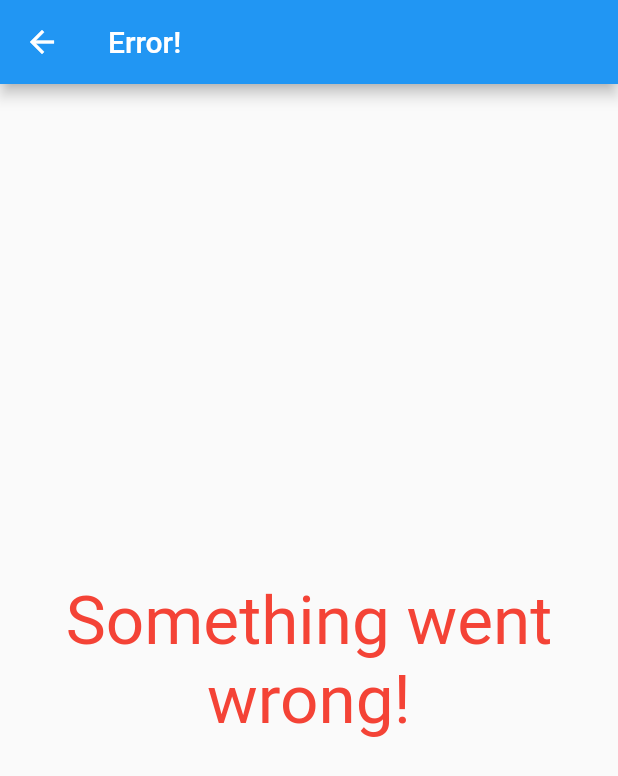
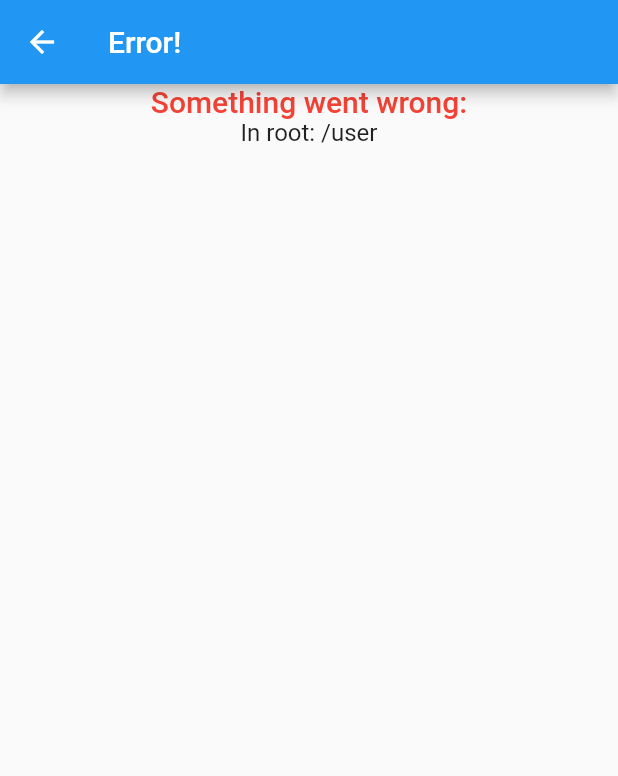
Before and after one commit to ErikHellman/FlutterNavigationTests, a Flutter app: the ErrorScreen screen opened by its route, on a phone screen of 412 x 824 dp. Shown: the top 776 px of the screen. Run offline on Flutter 3.47's test engine with Material 2 defaults, Android fonts, the light colour scheme and no system bars; our stand-ins replace rxdart.

Commit message:
Added NavigatorService

```diff
--- a/lib/main.dart
+++ b/lib/main.dart
@@ -3,6 +3,7 @@ import 'package:navigation_tests/chat_list.dart';
 import 'package:navigation_tests/chat_messages.dart';
 import 'package:navigation_tests/models/chat.dart';
 import 'package:navigation_tests/models/user.dart';
+import 'package:navigation_tests/navigator_service.dart';
 import 'package:navigation_tests/spotlight_feed.dart';
 import 'package:navigation_tests/user_details.dart';
 import 'package:provider/provider.dart';
@@ -20,6 +21,7 @@ class MyApp extends StatelessWidget {
         ChangeNotifierProvider<ChatModel>(create: (_) => ChatModel()),
       ],
       child: MaterialApp(
+        navigatorKey: NavigatorService.rootKey,
         title: 'Flutter Navigation Tests',
         theme: ThemeData(
           primarySwatch: Colors.blue,
@@ -29,9 +31,10 @@ class MyApp extends StatelessWidget {
           return MaterialPageRoute(builder: (context) {
             switch (settings.name) {
               case '/':
+              case '/chat':
                 return HomeScreen();
               default:
-                return ErrorScreen();
+                return ErrorScreen('In root: ${settings.name}');
             }
           });
         },
@@ -41,6 +44,10 @@ class MyApp extends StatelessWidget {
 }
 
 class ErrorScreen extends StatelessWidget {
+  final String message;
+
+  ErrorScreen(this.message);
+
   @override
   Widget build(BuildContext context) {
     return Scaffold(
@@ -48,10 +55,22 @@ class ErrorScreen extends StatelessWidget {
         title: Text('Error!'),
       ),
       body: Center(
-        child: Text(
-          'Something went wrong!',
-          style: Theme.of(context).textTheme.headline3.copyWith(color: Colors.red),
+        child: Column(
+          children: <Widget>[
+            Text(
+              'Something went wrong:',
+              style: Theme.of(context)
+                  .textTheme
+                  .headline6
+                  .copyWith(color: Colors.red),
               textAlign: TextAlign.center,
+            ),
+            Text(
+              message,
+              style: Theme.of(context).textTheme.subtitle1,
+              textAlign: TextAlign.center,
+            ),
+          ],
         ),
       ),
     );
@@ -64,14 +83,16 @@ class HomeScreen extends StatefulWidget {
 }
 
 class _HomeScreenState extends State<HomeScreen> {
-  var _currentIndex = 2;
-
   @override
   Widget build(BuildContext context) {
+    return StreamBuilder<int>(
+        stream: NavigatorService.currentIndex,
+        builder: (context, snapshot) {
+          final index = snapshot.data ?? 2;
           return Scaffold(
             body: IndexedStack(
-        index: _currentIndex,
-        children: <Widget>[
+              index: index,
+              children: [
                 SearchScreen(),
                 ChatScreen(),
                 SpotlightScreen(),
@@ -80,14 +101,12 @@ class _HomeScreenState extends State<HomeScreen> {
               ],
             ),
             bottomNavigationBar: BottomNavigationBar(
-          currentIndex: _currentIndex,
+                currentIndex: index,
                 type: BottomNavigationBarType.fixed,
                 showUnselectedLabels: false,
                 showSelectedLabels: false,
                 onTap: (index) {
-            setState(() {
-              _currentIndex = index;
-            });
+                  NavigatorService.newIndex = index;
                 },
                 items: [
                   BottomNavigationBarItem(
@@ -97,11 +116,13 @@ class _HomeScreenState extends State<HomeScreen> {
                   BottomNavigationBarItem(
                       icon: Icon(Icons.star), title: Text('Spotlight')),
                   BottomNavigationBarItem(
-                icon: Icon(Icons.notifications), title: Text('Notifications')),
+                      icon: Icon(Icons.notifications),
+                      title: Text('Notifications')),
                   BottomNavigationBarItem(
                       icon: Icon(Icons.person), title: Text('Profile')),
                 ]),
           );
+        });
   }
 }
 
@@ -129,6 +150,7 @@ class _ChatScreenState extends State<ChatScreen> {
   @override
   Widget build(BuildContext context) {
     return Navigator(
+      key: NavigatorService.chatKey,
       initialRoute: '/',
       onGenerateRoute: (settings) {
         return MaterialPageRoute(builder: (context) {
@@ -138,7 +160,7 @@ class _ChatScreenState extends State<ChatScreen> {
             case '/chat':
               return ChatMessages(settings.arguments as Chat);
             default:
-              return ErrorScreen();
+              return ErrorScreen('In Chat: ${settings.name}');
           }
         });
       },
@@ -155,6 +177,7 @@ class _SpotlightScreenState extends State<SpotlightScreen> {
   @override
   Widget build(BuildContext context) {
     return Navigator(
+      key: NavigatorService.spotlightKey,
       initialRoute: '/',
       onGenerateRoute: (settings) {
         return MaterialPageRoute(builder: (context) {
@@ -164,7 +187,7 @@ class _SpotlightScreenState extends State<SpotlightScreen> {
             case '/user':
               return UserDetails(settings.arguments as User);
             default:
-              return ErrorScreen();
+              return ErrorScreen('In spotlight: ${settings.name}');
           }
         });
       },
--- /dev/null
+++ b/lib/navigator_service.dart
@@ -0,0 +1,29 @@
+import 'package:flutter/material.dart';
+import 'package:navigation_tests/models/chat.dart';
+import 'package:rxdart/rxdart.dart';
+
+class NavigatorService {
+  // ignore: close_sinks
+  static BehaviorSubject<int> _indexSubject = BehaviorSubject.seeded(2);
+
+  static Stream<int> get currentIndex => _indexSubject;
+  static set newIndex(int index) => _indexSubject.value = index;
+
+  static final GlobalKey<NavigatorState> rootKey =
+      GlobalKey<NavigatorState>(debugLabel: 'Root');
+  static final GlobalKey<NavigatorState> searchKey =
+      GlobalKey<NavigatorState>(debugLabel: 'Search');
+  static final GlobalKey<NavigatorState> chatKey =
+      GlobalKey<NavigatorState>(debugLabel: 'Chat');
+  static final GlobalKey<NavigatorState> spotlightKey =
+      GlobalKey<NavigatorState>(debugLabel: 'Spotlight');
+  static final GlobalKey<NavigatorState> notificationsKey =
+      GlobalKey<NavigatorState>(debugLabel: 'Notifications');
+  static final GlobalKey<NavigatorState> profileKey =
+      GlobalKey<NavigatorState>(debugLabel: 'Profile');
+
+  static void showChat(Chat chat) {
+    newIndex = 1;
+    chatKey.currentState.pushNamed('/chat', arguments: chat);
+  }
+}
--- a/pubspec.yaml
+++ b/pubspec.yaml
@@ -18,6 +18,7 @@ environment:
 
 dependencies:
   provider: ^4.0.1
+  rxdart: ^0.23.1
 
   flutter:
     sdk: flutter
```
Also changed, not shown: lib/user_details.dart (+17 -8 lines), pubspec.lock. Lines whose indentation alone changed are shown as unchanged.
